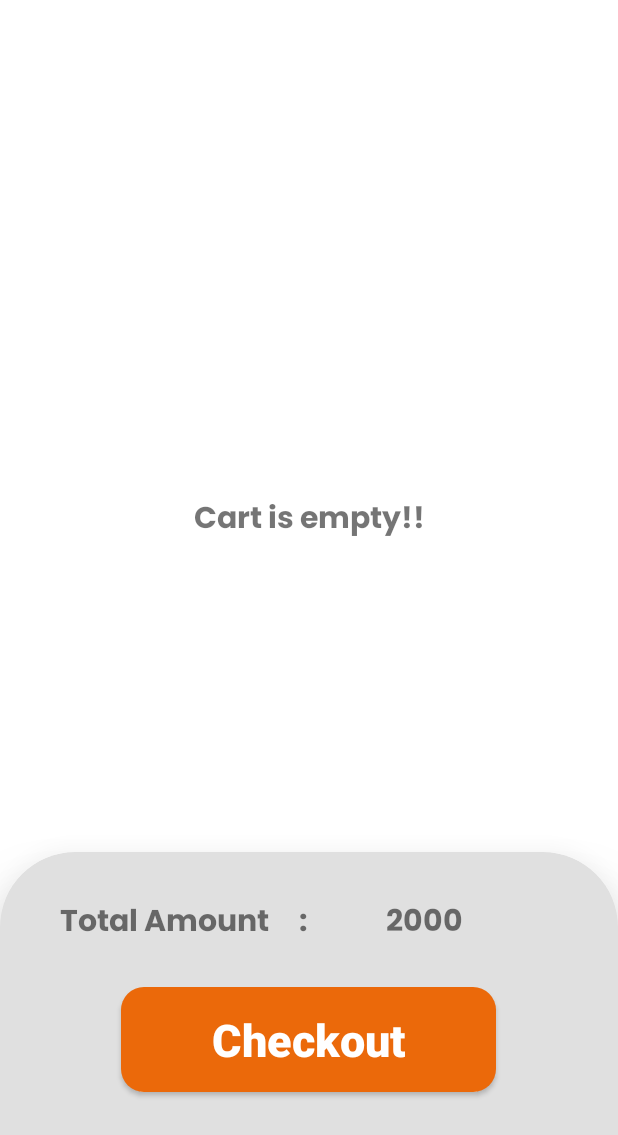
After one commit to VishwasDubey150/BU-Bazzar, an Android app: the CartList screen opened directly, with no data from a screen before it, on a phone screen of 412 x 824 dp. The commit adds this screen. Shown: the top 1135 px of the screen. Run offline under Robolectric (Android 15) with nearby library versions, the phone set to English and light mode, and no system bars.

Commit message:
cart activity done

```diff
--- /dev/null
+++ b/app/src/main/java/com/example/sellnbuy/CartList.kt
@@ -0,0 +1,14 @@
+package com.example.sellnbuy
+
+import androidx.appcompat.app.AppCompatActivity
+import android.os.Bundle
+import android.view.View
+
+class CartList : AppCompatActivity() {
+    override fun onCreate(savedInstanceState: Bundle?) {
+        super.onCreate(savedInstanceState)
+        setContentView(R.layout.activity_cart_list)
+        supportActionBar?.hide()
+        window.decorView.systemUiVisibility = View.SYSTEM_UI_FLAG_FULLSCREEN
+    }
+}
--- a/app/src/main/java/com/example/sellnbuy/Constants.kt
+++ b/app/src/main/java/com/example/sellnbuy/Constants.kt
@@ -9,16 +9,18 @@ import android.webkit.MimeTypeMap
 object Constants {
     const val USERS:String="users"
     const val PRODUCTS : String="products"
+    const val PRODUCT_ID : String="product_id"
     const val Sellnbuy_pref:String="Sellnbuy_prefs"
     const val Loggedin_un:String="loggedin_un"
     const val READ_STORAGE_PERMISSION_CODE = 2
     const val PICK_IMAGE_REQUEST_CODE = 2
+    const val EXTRA_DASH_ID: String="extra_dash_id"
     const val EXTRA_PROODUCT_ID: String="extra_product_id"
     const val EXTRA_USER_DETAILS: String="extra_user_details"
     const val EXTRA_PRODUCT_DETAILS: String="extra_product_details"
     const val USERNAME="username"
+    const val EXTRA_PRODUCT_OWNER_ID: String="extra_product_owner_id"
     const val MALE: String="male"
-
     const val FEMALE: String="female"
     const val ADDRESS:String="address";
     const val MOBILE:String="mobile";
@@ -29,6 +31,8 @@ object Constants {
     const val USER_ID:String="user_id";
     const val PROFILE_COMPLETED:String="profileCompleted";
     const val USER_PROFILE_IMAGE:String="User_Profile_Image";
+    const val DEFAULT_CART_QUANTITY:String="1";
+    const val CART_ITEMS:String="cart_items";
 
 
     fun showImageChooser(activity: Activity) {
--- a/app/src/main/java/com/example/sellnbuy/ProductDetails.kt
+++ b/app/src/main/java/com/example/sellnbuy/ProductDetails.kt
@@ -1,6 +1,5 @@
 package com.example.sellnbuy
 
-import androidx.appcompat.app.AppCompatActivity
 import android.os.Bundle
 import android.util.Log
 import android.view.View
@@ -25,13 +24,11 @@ class ProductDetails : baseActivity() {
     }
 
         private fun getProductDetails() {
-
             showPB()
             firestore().getProductDetails(this@ProductDetails, mProductId)
         }
 
         fun productDetailsSuccess(product: Product) {
-
             hidePB()
             GlideLoader(this@ProductDetails).loadProductPicture(product.p_image,pro_img)
 
@@ -40,4 +37,5 @@ class ProductDetails : baseActivity() {
             pro_description.text = product.description
             pro_stock_left.text = "only ${product.stock_quantity} left!!"
         }
-    }
+
+}
--- a/app/src/main/java/com/example/sellnbuy/ui/dashboard/DashboardFragment.kt
+++ b/app/src/main/java/com/example/sellnbuy/ui/dashboard/DashboardFragment.kt
@@ -8,6 +8,7 @@ import android.widget.TextView
 import androidx.fragment.app.Fragment
 import androidx.lifecycle.ViewModelProvider
 import androidx.recyclerview.widget.GridLayoutManager
+import com.example.sellnbuy.CartList
 import com.example.sellnbuy.R
 import com.example.sellnbuy.SettingActivity
 import com.example.sellnbuy.baseFragment
@@ -59,6 +60,10 @@ class DashboardFragment : baseFragment() {
                 startActivity(Intent(activity, SettingActivity::class.java))
                 return true
             }
+            R.id.action_cart->{
+                startActivity(Intent(activity, CartList::class.java))
+                return true
+            }
         }
         return super.onOptionsItemSelected(item)
     }
--- /dev/null
+++ b/app/src/main/res/drawable/ic_baseline_shopping_cart_24.xml
@@ -0,0 +1,5 @@
+<vector android:height="24dp" android:tint="#FFFFFF"
+    android:viewportHeight="24" android:viewportWidth="24"
+    android:width="24dp" xmlns:android="http://schemas.android.com/apk/res/android">
+    <path android:fillColor="@android:color/white" android:pathData="M7,18c-1.1,0 -1.99,0.9 -1.99,2S5.9,22 7,22s2,-0.9 2,-2 -0.9,-2 -2,-2zM1,2v2h2l3.6,7.59 -1.35,2.45c-0.16,0.28 -0.25,0.61 -0.25,0.96 0,1.1 0.9,2 2,2h12v-2L7.42,15c-0.14,0 -0.25,-0.11 -0.25,-0.25l0.03,-0.12 0.9,-1.63h7.45c0.75,0 1.41,-0.41 1.75,-1.03l3.58,-6.49c0.08,-0.14 0.12,-0.31 0.12,-0.48 0,-0.55 -0.45,-1 -1,-1L5.21,4l-0.94,-2L1,2zM17,18c-1.1,0 -1.99,0.9 -1.99,2s0.89,2 1.99,2 2,-0.9 2,-2 -0.9,-2 -2,-2z"/>
+</vector>
--- /dev/null
+++ b/app/src/main/res/layout/activity_cart_list.xml
@@ -0,0 +1,104 @@
+<?xml version="1.0" encoding="utf-8"?>
+
+<androidx.constraintlayout.widget.ConstraintLayout xmlns:android="http://schemas.android.com/apk/res/android"
+    xmlns:app="http://schemas.android.com/apk/res-auto"
+    xmlns:tools="http://schemas.android.com/tools"
+    android:layout_width="match_parent"
+    android:layout_height="match_parent"
+    tools:context=".ui.dashboard.DashboardFragment">
+
+    <androidx.recyclerview.widget.RecyclerView
+        android:id="@+id/cart_rv"
+        android:layout_width="match_parent"
+        android:layout_height="match_parent"
+        android:visibility="gone"
+        app:layout_constraintBottom_toBottomOf="parent"
+        app:layout_constraintEnd_toEndOf="parent"
+        app:layout_constraintBottom_toTopOf="parent"
+        app:layout_constraintEnd_toStartOf="parent">
+    </androidx.recyclerview.widget.RecyclerView>
+
+    <TextView
+        android:id="@+id/empty_text_dash"
+        android:layout_width="match_parent"
+        android:layout_height="wrap_content"
+        android:layout_marginStart="8dp"
+        android:layout_marginTop="8dp"
+        android:layout_marginEnd="8dp"
+        android:fontFamily="@font/poppins_bold"
+        android:text="Cart is empty!!"
+        android:textAlignment="center"
+        android:textSize="20sp"
+        app:layout_constraintBottom_toBottomOf="parent"
+        app:layout_constraintEnd_toEndOf="parent"
+        app:layout_constraintHorizontal_bias="1.0"
+        app:layout_constraintStart_toStartOf="parent"
+        app:layout_constraintTop_toTopOf="parent"
+        app:layout_constraintVertical_bias="0.412" />
+
+    <androidx.cardview.widget.CardView
+        android:layout_width="match_parent"
+        android:layout_height="300dp"
+        android:layout_marginTop="568dp"
+        android:backgroundTint="#E0E0E0"
+        app:cardCornerRadius="50dp"
+        android:visibility="visible"
+        app:cardElevation="30dp"
+        app:layout_constraintEnd_toEndOf="parent"
+        app:layout_constraintHorizontal_bias="1.0"
+        app:layout_constraintStart_toStartOf="parent"
+        app:layout_constraintTop_toTopOf="parent">
+
+                <androidx.appcompat.widget.LinearLayoutCompat
+                    android:layout_width="match_parent"
+                    android:layout_height="match_parent"
+                    android:orientation="vertical">
+
+
+                    <androidx.appcompat.widget.LinearLayoutCompat
+                        android:layout_width="match_parent"
+                        android:layout_height="50dp"
+                        android:layout_marginTop="20dp"
+                        android:orientation="horizontal">
+
+                        <TextView
+                            android:layout_width="wrap_content"
+                            android:layout_height="wrap_content"
+                            android:layout_marginTop="10dp"
+                            android:fontFamily="@font/poppins_bold"
+                            android:text="Total Amount     :   "
+                            android:textSize="20dp"
+                            android:layout_marginLeft="40dp">
+                        </TextView>
+
+                        <TextView
+                            android:layout_width="wrap_content"
+                            android:layout_height="wrap_content"
+                            android:layout_marginTop="10dp"
+                            android:fontFamily="@font/poppins_bold"
+                            android:text="2000"
+                            android:textSize="20dp"
+                            android:layout_marginLeft="40dp">
+                        </TextView>
+                    </androidx.appcompat.widget.LinearLayoutCompat>
+
+                    <androidx.appcompat.widget.AppCompatButton
+                        android:id="@+id/checkout"
+                        android:layout_width="250dp"
+                        android:layout_height="70dp"
+                        android:layout_gravity="center"
+                        android:background="@drawable/btn_bg2"
+                        android:fontFamily="sans-serif-black"
+                        android:text="Checkout"
+                        android:layout_marginTop="20dp"
+                        android:textAllCaps="false"
+                        android:textColor="@color/white"
+                        android:onClick="checkout"
+                        android:textSize="30dp" />
+
+                </androidx.appcompat.widget.LinearLayoutCompat>
+
+    </androidx.cardview.widget.CardView>
+
+
+</androidx.constraintlayout.widget.ConstraintLayout>
--- a/app/src/main/res/menu/bottom_nav_menu.xml
+++ b/app/src/main/res/menu/bottom_nav_menu.xml
@@ -9,7 +9,7 @@
     <item
         android:id="@+id/navigation_Product"
         android:icon="@drawable/ic_vector_products"
-        android:title="Products" />
+        android:title="My Products" />
 
     <item
         android:id="@+id/navigation_Order"
--- a/app/src/main/res/menu/dashboard_menu.xml
+++ b/app/src/main/res/menu/dashboard_menu.xml
@@ -1,6 +1,12 @@
 <?xml version="1.0" encoding="utf-8"?>
 <menu xmlns:android="http://schemas.android.com/apk/res/android"
     xmlns:app="http://schemas.android.com/apk/res-auto">
+
+    <item android:id="@+id/action_cart"
+        android:icon="@drawable/ic_baseline_shopping_cart_24"
+        android:title="My cart"
+        app:showAsAction="always">
+    </item>
 
     <item android:id="@+id/action_setting"
         android:icon="@drawable/ic_vector_settings"
```
Also changed, not shown: app/src/main/AndroidManifest.xml (+7 -0 lines), app/src/main/java/com/example/sellnbuy/dashboard_details.kt (+88 -2 lines), app/src/main/java/com/example/sellnbuy/firestore/firestore.kt (+72 -2 lines), app/src/main/java/com/example/sellnbuy/model/CartItem.kt (added, +16 -0 lines), app/src/main/java/com/example/sellnbuy/ui/Adapters/MyProductListAdapters.kt (+3 -5 lines), app/src/main/java/com/example/sellnbuy/ui/Adapters/dashboaedListAdapter.kt (+9 -2 lines), app/src/main/res/layout/activity_dashboard_details.xml (+100 -4 lines).
